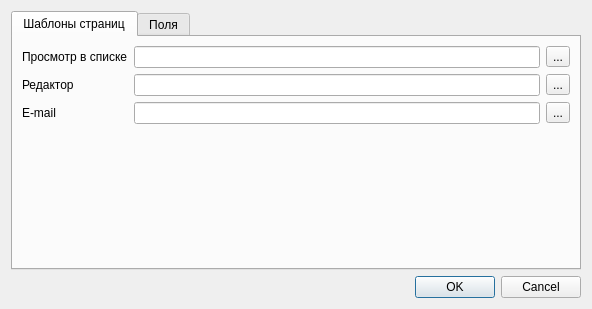
First picture: the form in client/tqprjoptdlg.ui, repository sshmakov/Traquera, before the edit.
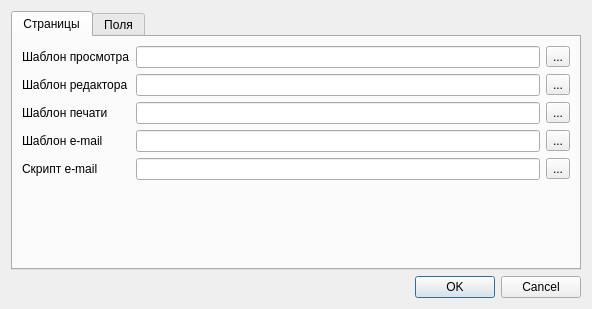
Second picture: the form after the edit.

```diff
--- a/client/tqprjoptdlg.ui
+++ b/client/tqprjoptdlg.ui
@@ -21,38 +21,41 @@
      </property>
      <widget class="QWidget" name="tab">
       <attribute name="title">
-       <string>Шаблоны страниц</string>
+       <string>Страницы</string>
       </attribute>
       <layout class="QGridLayout" name="gridLayout_2">
-       <item row="1" column="0">
-        <widget class="QLabel" name="lEdit">
-         <property name="text">
-          <string>Редактор</string>
-         </property>
-        </widget>
-       </item>
-       <item row="1" column="1">
-        <widget class="QLineEdit" name="leEdit"/>
-       </item>
-       <item row="1" column="2">
-        <widget class="QToolButton" name="tbEdit">
+       <item row="4" column="2">
+        <widget class="QToolButton" name="tbEmailScript">
          <property name="text">
           <string>...</string>
          </property>
         </widget>
        </item>
-       <item row="2" column="1">
-        <widget class="QLineEdit" name="leEmail"/>
+       <item row="4" column="0">
+        <widget class="QLabel" name="lEmailScript">
+         <property name="text">
+          <string>Скрипт e-mail</string>
+         </property>
+        </widget>
+       </item>
+       <item row="4" column="1">
+        <widget class="QLineEdit" name="leEmailScript"/>
        </item>
        <item row="0" column="1">
         <widget class="QLineEdit" name="leView"/>
        </item>
-       <item row="2" column="2">
-        <widget class="QToolButton" name="tbEmail">
-         <property name="text">
-          <string>...</string>
+       <item row="5" column="1">
+        <spacer name="verticalSpacer">
+         <property name="orientation">
+          <enum>Qt::Vertical</enum>
          </property>
-        </widget>
+         <property name="sizeHint" stdset="0">
+          <size>
+           <width>20</width>
+           <height>40</height>
+          </size>
+         </property>
+        </spacer>
        </item>
        <item row="0" column="2">
         <widget class="QToolButton" name="tbView">
@@ -61,32 +64,63 @@
          </property>
         </widget>
        </item>
-       <item row="2" column="0">
+       <item row="3" column="1">
+        <widget class="QLineEdit" name="leEmail"/>
+       </item>
+       <item row="1" column="2">
+        <widget class="QToolButton" name="tbEdit">
+         <property name="text">
+          <string>...</string>
+         </property>
+        </widget>
+       </item>
+       <item row="3" column="0">
         <widget class="QLabel" name="lEmail">
          <property name="text">
-          <string>E-mail</string>
+          <string>Шаблон e-mail</string>
          </property>
         </widget>
        </item>
+       <item row="1" column="1">
+        <widget class="QLineEdit" name="leEdit"/>
+       </item>
        <item row="0" column="0">
         <widget class="QLabel" name="lView">
          <property name="text">
-          <string>Просмотр в списке</string>
+          <string>Шаблон просмотра</string>
          </property>
         </widget>
        </item>
-       <item row="3" column="1">
-        <spacer name="verticalSpacer">
-         <property name="orientation">
-          <enum>Qt::Vertical</enum>
+       <item row="3" column="2">
+        <widget class="QToolButton" name="tbEmail">
+         <property name="text">
+          <string>...</string>
          </property>
-         <property name="sizeHint" stdset="0">
-          <size>
-           <width>20</width>
-           <height>40</height>
-          </size>
+        </widget>
+       </item>
+       <item row="1" column="0">
+        <widget class="QLabel" name="lEdit">
+         <property name="text">
+          <string>Шаблон редактора</string>
          </property>
-        </spacer>
+        </widget>
+       </item>
+       <item row="2" column="1">
+        <widget class="QLineEdit" name="lePrint"/>
+       </item>
+       <item row="2" column="0">
+        <widget class="QLabel" name="lPrint">
+         <property name="text">
+          <string>Шаблон печати</string>
+         </property>
+        </widget>
+       </item>
+       <item row="2" column="2">
+        <widget class="QToolButton" name="tbPrint">
+         <property name="text">
+          <string>...</string>
+         </property>
+        </widget>
        </item>
       </layout>
      </widget>
```
Left out of the diff: 6 changed lines with no effect on the pictures.
